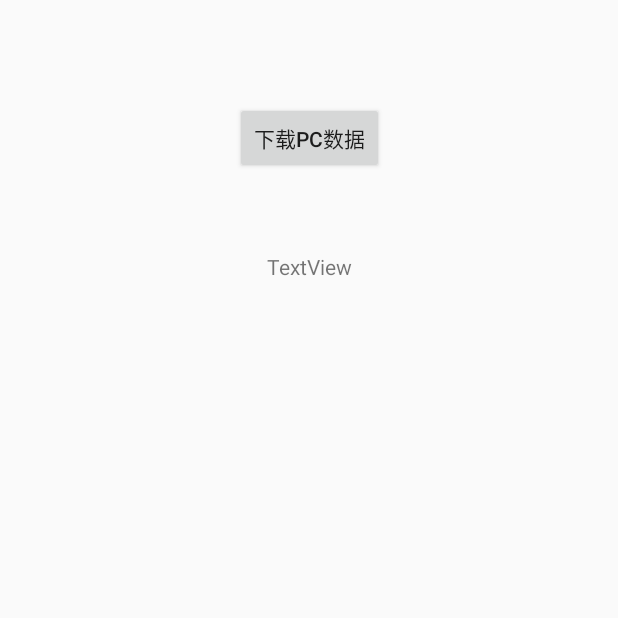
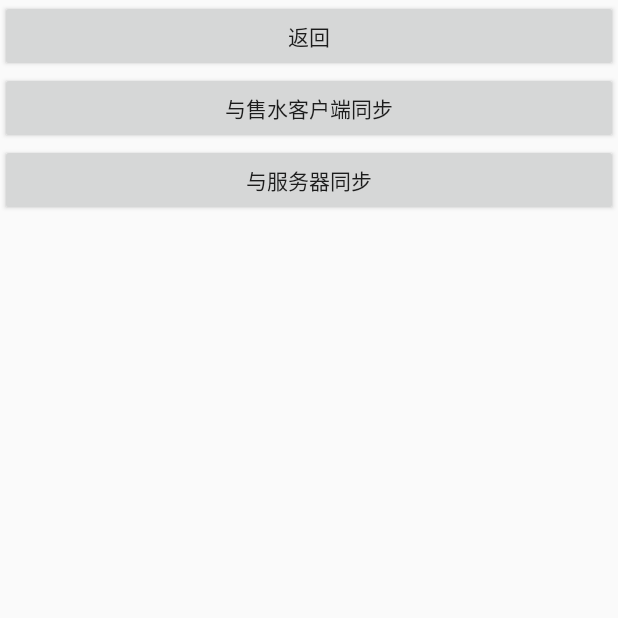
Before and after one commit to UserNameQC/changtai, an Android app: the screen it shows after launch (DownloadFromPcActivity before the commit, SynchronizationMain after it), on a phone screen of 412 x 824 dp, the top half of it. Run offline under Robolectric (Android 15) with nearby library versions, the phone set to English and light mode, and no system bars; libraries missing offline, so code that uses them is left out: com.baidu.mapapi, io.realm, org.greenrobot.greendao; 3 statements that could not run were skipped.

Commit message:
添加数据同步总页面，添加与服务器数据同步页面

```diff
--- a/app/src/main/java/com/changtai/SynchronizationWithPC/DownloadFromPcActivity.java
+++ b/app/src/main/java/com/changtai/SynchronizationWithPC/DownloadFromPcActivity.java
@@ -1,9 +1,10 @@
 package com.changtai.SynchronizationWithPC;
 
+import android.app.Activity;
 import android.app.ProgressDialog;
 import android.os.AsyncTask;
+import android.os.Bundle;
 import android.support.v7.app.AppCompatActivity;
-import android.os.Bundle;
 import android.util.Log;
 import android.view.View;
 import android.widget.TextView;
@@ -24,7 +25,7 @@ import static com.utils.WebMethodHelper.getStringByWebMethodPost;
 /**
  * 从电脑版售水软件下载数据
  */
-public class DownloadFromPcActivity extends AppCompatActivity {
+public class DownloadFromPcActivity extends Activity {
 
     //消息显示框
     TextView textView ;
--- /dev/null
+++ b/app/src/main/java/com/changtai/activites/SynchronizationMain.java
@@ -0,0 +1,30 @@
+package com.changtai.activites;
+
+import android.content.Intent;
+import android.support.v7.app.AppCompatActivity;
+import android.os.Bundle;
+import android.view.View;
+import com.changtai.R;
+import com.changtai.SynchronizationWithPC.DownloadFromPcActivity;
+import com.changtai.SynchronizationWithWeb.DownloadFromWebActivity;
+
+public class SynchronizationMain extends AppCompatActivity {
+
+    @Override
+    protected void onCreate(Bundle savedInstanceState) {
+        super.onCreate(savedInstanceState);
+        setContentView(R.layout.activity_synchronization_main);
+    }
+
+    public void onSynchronizationWithPC(View view) {
+        startActivity(new Intent(this, DownloadFromPcActivity.class));
+    }
+
+    public void onSynchronizationWithWeb(View view) {
+        startActivity(new Intent(this, DownloadFromWebActivity.class));
+    }
+
+    public void onBackPressed(View view) {
+        super.onBackPressed();
+    }
+}
--- a/app/src/main/res/layout/activity_main_user.xml
+++ b/app/src/main/res/layout/activity_main_user.xml
@@ -45,6 +45,7 @@
                 android:layout_height="1px"
                 android:layout_marginLeft="12dp"
                 android:background="@color/silverGray" />
+
             <View
                 android:layout_width="match_parent"
                 android:layout_height="1px"
--- /dev/null
+++ b/app/src/main/res/layout/activity_synchronization_main.xml
@@ -0,0 +1,33 @@
+<?xml version="1.0" encoding="utf-8"?>
+<LinearLayout xmlns:android="http://schemas.android.com/apk/res/android"
+    xmlns:app="http://schemas.android.com/apk/res-auto"
+    xmlns:tools="http://schemas.android.com/tools"
+    android:layout_width="match_parent"
+    android:layout_height="match_parent"
+    android:orientation="vertical"
+    tools:context=".activites.SynchronizationMain">
+
+
+    <Button
+        android:id="@+id/button_back"
+        android:layout_width="match_parent"
+        android:layout_height="wrap_content"
+        android:onClick="onBackPressed"
+        android:text="返回" />
+
+    <Button
+        android:id="@+id/button_SynchronizationWithPC"
+        android:layout_width="match_parent"
+        android:layout_height="wrap_content"
+        android:onClick="onSynchronizationWithPC"
+        android:text="与售水客户端同步" />
+
+    <Button
+        android:id="@+id/button_SynchronizationWithWeb"
+        android:layout_width="match_parent"
+        android:layout_height="wrap_content"
+        android:onClick="onSynchronizationWithWeb"
+        android:text="与服务器同步" />
+
+
+</LinearLayout>
```
Also changed, not shown: app/src/main/AndroidManifest.xml (+7 -4 lines), app/src/main/java/com/changtai/SynchronizationWithWeb/DownloadFromWebActivity.java (added, +16 -0 lines), app/src/main/res/layout/activity_download_from_web.xml (added, +9 -0 lines), app/src/main/res/layout/activity_items.xml (+6 -5 lines).
